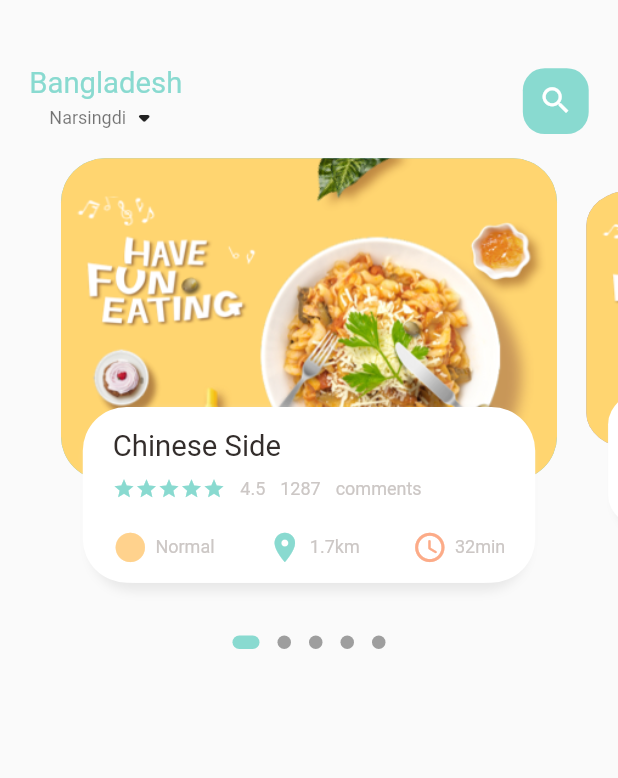
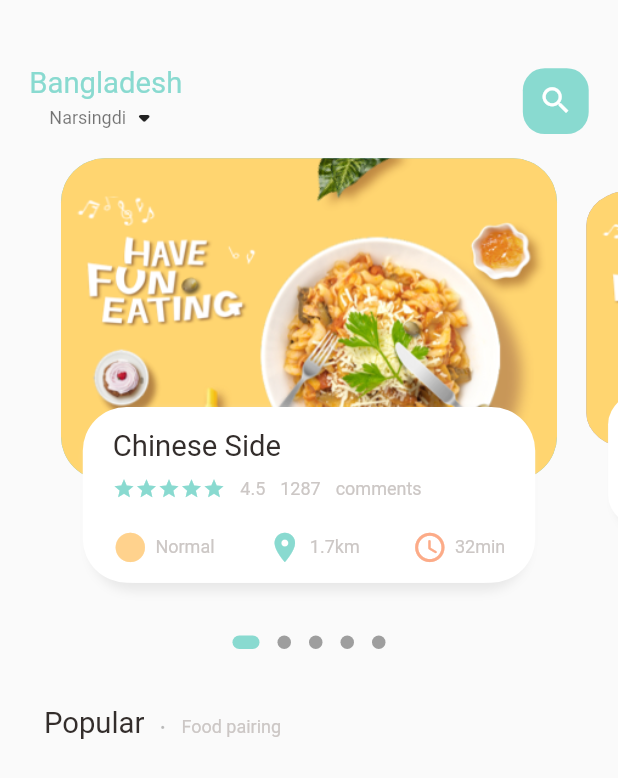
Before and after one commit to zaidoun92/food_delivery_app, a Flutter app: the screen it shows after launch, on a phone screen of 412 x 824 dp. Shown: the top 778 px of the screen. Run offline on Flutter 3.47's test engine with Material 2 defaults, Android fonts, the phone set to English and light mode, and no system bars; drawn by our look-alikes of dots_indicator; our stand-ins replace get.

Commit message:
Complete the Popular text

```diff
--- a/lib/home/food_page_body.dart
+++ b/lib/home/food_page_body.dart
@@ -40,6 +40,7 @@ class _FoodPageBodyState extends State<FoodPageBody> {
   Widget build(BuildContext context) {
     return Column(
       children: [
+        // Slider Section
         Container(
           height: Dimensions.pageView,
           child: PageView.builder(
@@ -49,6 +50,7 @@ class _FoodPageBodyState extends State<FoodPageBody> {
                 return _buildPageItem(position);
               }),
         ),
+        // dots
         DotsIndicator(
           dotsCount: 5,
           position: _currPageValue,
@@ -58,6 +60,27 @@ class _FoodPageBodyState extends State<FoodPageBody> {
             activeSize: const Size(18.0, 9.0),
             activeShape: RoundedRectangleBorder(
                 borderRadius: BorderRadius.circular(5.0)),
+          ),
+        ),
+        //popular text
+        SizedBox(height: Dimensions.height30),
+        Container(
+          margin: EdgeInsets.only(left: Dimensions.width30),
+          child: Row(
+            crossAxisAlignment: CrossAxisAlignment.end,
+            children: [
+              BigText(text: "Popular"),
+              SizedBox(width: Dimensions.width10),
+              Container(
+                margin: const EdgeInsets.only(bottom: 3),
+                child: BigText(text: ".", color: Colors.black26),
+              ),
+              SizedBox(width: Dimensions.width10),
+              Container(
+                margin: const EdgeInsets.only(bottom: 2),
+                child: SmallText(text: "Food pairing"),
+              ),
+            ],
           ),
         ),
       ],
```
